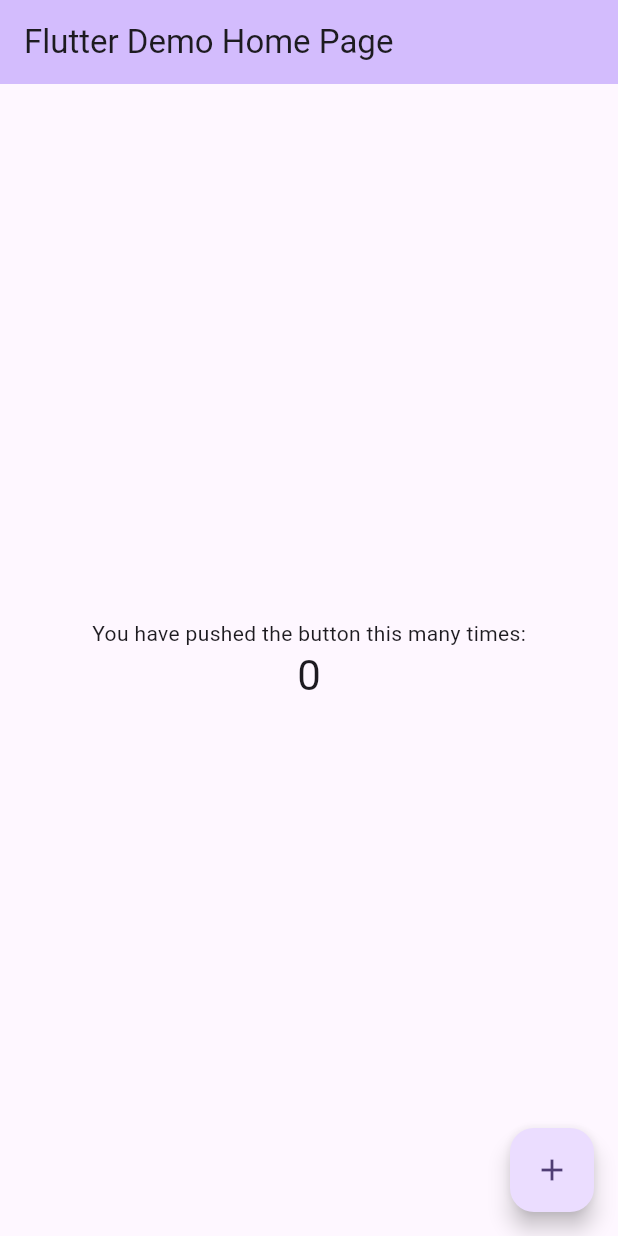
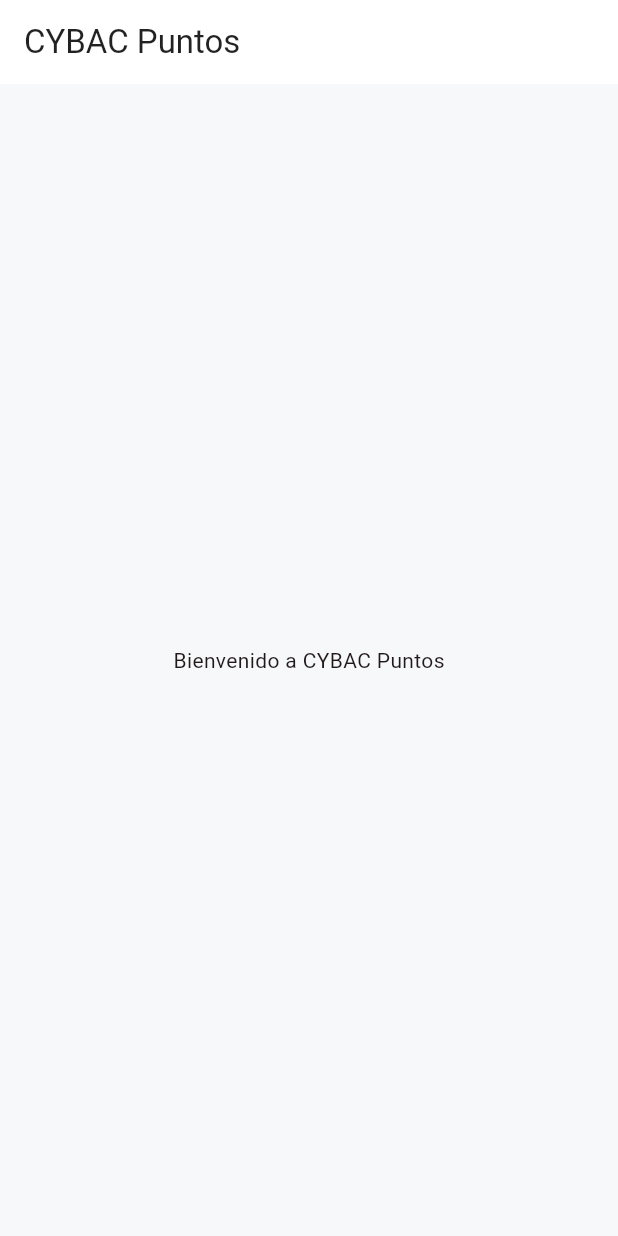
Before and after one commit to DarinelEscobar/puntos-cybac-mobile, a Flutter app: the screen it shows after launch, on a phone screen of 412 x 824 dp. Run offline on Flutter 3.47's test engine with Material 3 defaults, Android fonts, the phone set to English and light mode, and no system bars.

Commit message:
chore: scaffold architecture

```diff
--- /dev/null
+++ b/lib/core/api/api_client.dart
@@ -0,0 +1,15 @@
+import 'package:flutter/foundation.dart';
+import 'package:http/http.dart' as http;
+
+class ApiClient {
+  final String baseUrl;
+
+  ApiClient({required this.baseUrl});
+
+  Uri _uri(String path) => Uri.parse('
+      ' '$baseUrl$path');
+
+  Future<http.Response> get(String path) async {
+    return http.get(_uri(path));
+  }
+}
--- /dev/null
+++ b/lib/core/constants/app_constants.dart
@@ -0,0 +1,4 @@
+class AppConstants {
+  static const String appName = 'CYBAC Puntos';
+  static const String apiBaseUrl = 'http://127.0.0.1:8000/api';
+}
--- /dev/null
+++ b/lib/core/theme/app_theme.dart
@@ -0,0 +1,21 @@
+import 'package:flutter/material.dart';
+
+class AppTheme {
+  static const Color primary = Color(0xFFFF055D);
+
+  static ThemeData light() {
+    return ThemeData(
+      colorScheme: ColorScheme.fromSeed(
+        seedColor: primary,
+        brightness: Brightness.light,
+      ),
+      useMaterial3: true,
+      scaffoldBackgroundColor: const Color(0xFFF7F8FA),
+      appBarTheme: const AppBarTheme(
+        backgroundColor: Colors.white,
+        foregroundColor: Colors.black87,
+        elevation: 0,
+      ),
+    );
+  }
+}
--- /dev/null
+++ b/lib/home/home_page.dart
@@ -0,0 +1,16 @@
+import 'package:flutter/material.dart';
+import '../core/constants/app_constants.dart';
+
+class HomePage extends StatelessWidget {
+  const HomePage({super.key});
+
+  @override
+  Widget build(BuildContext context) {
+    return Scaffold(
+      appBar: AppBar(title: const Text(AppConstants.appName)),
+      body: const Center(
+        child: Text('Bienvenido a CYBAC Puntos'),
+      ),
+    );
+  }
+}
--- a/lib/main.dart
+++ b/lib/main.dart
@@ -1,4 +1,6 @@
 import 'package:flutter/material.dart';
+import 'core/theme/app_theme.dart';
+import 'home/home_page.dart';
 
 void main() {
   runApp(const MyApp());
@@ -7,116 +9,12 @@
 class MyApp extends StatelessWidget {
   const MyApp({super.key});
 
-  // This widget is the root of your application.
   @override
   Widget build(BuildContext context) {
     return MaterialApp(
-      title: 'Flutter Demo',
-      theme: ThemeData(
-        // This is the theme of your application.
-        //
-        // TRY THIS: Try running your application with "flutter run". You'll see
-        // the application has a purple toolbar. Then, without quitting the app,
-        // try changing the seedColor in the colorScheme below to Colors.green
-        // and then invoke "hot reload" (save your changes or press the "hot
-        // reload" button in a Flutter-supported IDE, or press "r" if you used
-        // the command line to start the app).
-        //
-        // Notice that the counter didn't reset back to zero; the application
-        // state is not lost during the reload. To reset the state, use hot
-        // restart instead.
-        //
-        // This works for code too, not just values: Most code changes can be
-        // tested with just a hot reload.
-        colorScheme: .fromSeed(seedColor: Colors.deepPurple),
-      ),
-      home: const MyHomePage(title: 'Flutter Demo Home Page'),
+      debugShowCheckedModeBanner: false,
+      theme: AppTheme.light(),
+      home: const HomePage(),
     );
   }
 }
-
-class MyHomePage extends StatefulWidget {
-  const MyHomePage({super.key, required this.title});
-
-  // This widget is the home page of your application. It is stateful, meaning
-  // that it has a State object (defined below) that contains fields that affect
-  // how it looks.
-
-  // This class is the configuration for the state. It holds the values (in this
-  // case the title) provided by the parent (in this case the App widget) and
-  // used by the build method of the State. Fields in a Widget subclass are
-  // always marked "final".
-
-  final String title;
-
-  @override
-  State<MyHomePage> createState() => _MyHomePageState();
-}
-
-class _MyHomePageState extends State<MyHomePage> {
-  int _counter = 0;
-
-  void _incrementCounter() {
-    setState(() {
-      // This call to setState tells the Flutter framework that something has
-      // changed in this State, which causes it to rerun the build method below
-      // so that the display can reflect the updated values. If we changed
-      // _counter without calling setState(), then the build method would not be
-      // called again, and so nothing would appear to happen.
-      _counter++;
-    });
-  }
-
-  @override
-  Widget build(BuildContext context) {
-    // This method is rerun every time setState is called, for instance as done
-    // by the _incrementCounter method above.
-    //
-    // The Flutter framework has been optimized to make rerunning build methods
-    // fast, so that you can just rebuild anything that needs updating rather
-    // than having to individually change instances of widgets.
-    return Scaffold(
-      appBar: AppBar(
-        // TRY THIS: Try changing the color here to a specific color (to
-        // Colors.amber, perhaps?) and trigger a hot reload to see the AppBar
-        // change color while the other colors stay the same.
-        backgroundColor: Theme.of(context).colorScheme.inversePrimary,
-        // Here we take the value from the MyHomePage object that was created by
-        // the App.build method, and use it to set our appbar title.
-        title: Text(widget.title),
-      ),
-      body: Center(
-        // Center is a layout widget. It takes a single child and positions it
-        // in the middle of the parent.
-        child: Column(
-          // Column is also a layout widget. It takes a list of children and
-          // arranges them vertically. By default, it sizes itself to fit its
-          // children horizontally, and tries to be as tall as its parent.
-          //
-          // Column has various properties to control how it sizes itself and
-          // how it positions its children. Here we use mainAxisAlignment to
-          // center the children vertically; the main axis here is the vertical
-          // axis because Columns are vertical (the cross axis would be
-          // horizontal).
-          //
-          // TRY THIS: Invoke "debug painting" (choose the "Toggle Debug Paint"
-          // action in the IDE, or press "p" in the console), to see the
-          // wireframe for each widget.
-          mainAxisAlignment: .center,
-          children: [
-            const Text('You have pushed the button this many times:'),
-            Text(
-              '$_counter',
-              style: Theme.of(context).textTheme.headlineMedium,
-            ),
-          ],
-        ),
-      ),
-      floatingActionButton: FloatingActionButton(
-        onPressed: _incrementCounter,
-        tooltip: 'Increment',
-        child: const Icon(Icons.add),
-      ),
-    );
-  }
-}
--- a/pubspec.yaml
+++ b/pubspec.yaml
@@ -34,6 +34,7 @@
   # The following adds the Cupertino Icons font to your application.
   # Use with the CupertinoIcons class for iOS style icons.
   cupertino_icons: ^1.0.8
+  http: ^1.2.2
 
 dev_dependencies:
   flutter_test:
```
